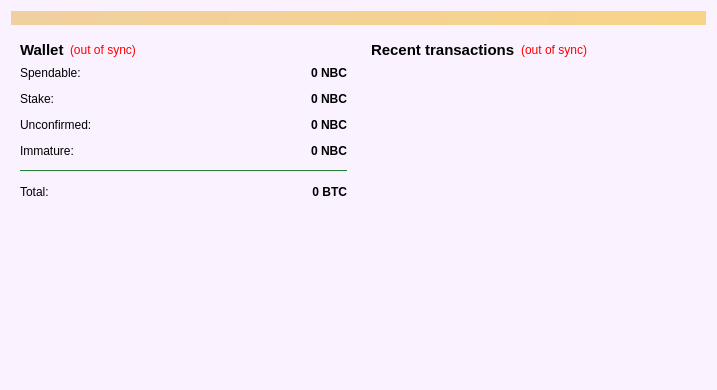
Qt form src/qt/forms/overviewpage.ui (nexbitproject/nexbit) before a commit.
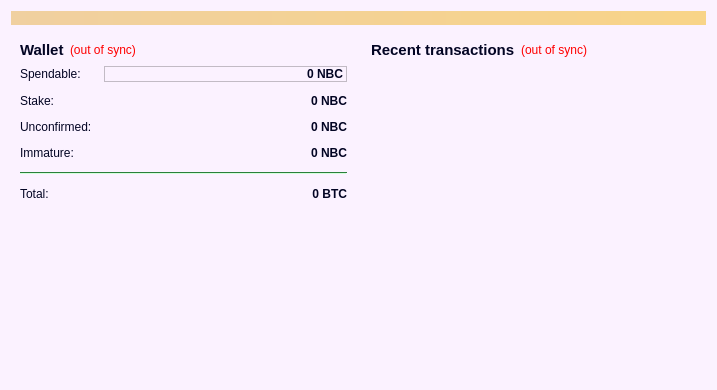
The same form after that commit. Icons and pictures are not drawn.

Patch:
```diff
--- a/src/qt/forms/overviewpage.ui
+++ b/src/qt/forms/overviewpage.ui
@@ -19,9 +19,9 @@
      <colorrole role="WindowText">
       <brush brushstyle="SolidPattern">
        <color alpha="255">
-        <red>0</red>
-        <green>0</green>
-        <blue>0</blue>
+        <red>2</red>
+        <green>4</green>
+        <blue>35</blue>
        </color>
       </brush>
      </colorrole>
@@ -46,54 +46,54 @@
      <colorrole role="Midlight">
       <brush brushstyle="SolidPattern">
        <color alpha="255">
-        <red>149</red>
-        <green>255</green>
-        <blue>170</blue>
+        <red>28</red>
+        <green>222</green>
+        <blue>109</blue>
        </color>
       </brush>
      </colorrole>
      <colorrole role="Dark">
       <brush brushstyle="SolidPattern">
        <color alpha="255">
-        <red>42</red>
-        <green>127</green>
-        <blue>59</blue>
+        <red>28</red>
+        <green>222</green>
+        <blue>109</blue>
        </color>
       </brush>
      </colorrole>
      <colorrole role="Mid">
       <brush brushstyle="SolidPattern">
        <color alpha="255">
-        <red>56</red>
-        <green>170</green>
-        <blue>79</blue>
+        <red>28</red>
+        <green>222</green>
+        <blue>109</blue>
        </color>
       </brush>
      </colorrole>
      <colorrole role="Text">
       <brush brushstyle="SolidPattern">
        <color alpha="255">
-        <red>0</red>
-        <green>0</green>
-        <blue>0</blue>
+        <red>2</red>
+        <green>4</green>
+        <blue>35</blue>
        </color>
       </brush>
      </colorrole>
      <colorrole role="BrightText">
       <brush brushstyle="SolidPattern">
        <color alpha="255">
-        <red>255</red>
-        <green>255</green>
-        <blue>255</blue>
+        <red>2</red>
+        <green>4</green>
+        <blue>35</blue>
        </color>
       </brush>
      </colorrole>
      <colorrole role="ButtonText">
       <brush brushstyle="SolidPattern">
        <color alpha="255">
-        <red>0</red>
-        <green>0</green>
-        <blue>0</blue>
+        <red>2</red>
+        <green>4</green>
+        <blue>35</blue>
        </color>
       </brush>
      </colorrole>
@@ -118,9 +118,9 @@
      <colorrole role="Shadow">
       <brush brushstyle="SolidPattern">
        <color alpha="255">
-        <red>0</red>
-        <green>0</green>
-        <blue>0</blue>
+        <red>28</red>
+        <green>222</green>
+        <blue>109</blue>
        </color>
       </brush>
      </colorrole>
@@ -145,8 +145,8 @@
      <colorrole role="ToolTipText">
       <brush brushstyle="SolidPattern">
        <color alpha="255">
-        <red>0</red>
-        <green>0</green>
+        <red>255</red>
+        <green>170</green>
         <blue>0</blue>
        </color>
       </brush>
@@ -154,8 +154,8 @@
      <colorrole role="PlaceholderText">
       <brush brushstyle="SolidPattern">
        <color alpha="128">
-        <red>0</red>
-        <green>0</green>
+        <red>255</red>
+        <green>170</green>
         <blue>0</blue>
        </color>
       </brush>
@@ -165,9 +165,9 @@
      <colorrole role="WindowText">
       <brush brushstyle="SolidPattern">
        <color alpha="255">
-        <red>0</red>
-        <green>0</green>
-        <blue>0</blue>
+        <red>2</red>
+        <green>4</green>
+        <blue>35</blue>
        </color>
       </brush>
      </colorrole>
@@ -219,27 +219,27 @@
      <colorrole role="Text">
       <brush brushstyle="SolidPattern">
        <color alpha="255">
-        <red>0</red>
-        <green>0</green>
-        <blue>0</blue>
+        <red>2</red>
+        <green>4</green>
+        <blue>35</blue>
        </color>
       </brush>
      </colorrole>
      <colorrole role="BrightText">
       <brush brushstyle="SolidPattern">
        <color alpha="255">
-        <red>255</red>
-        <green>255</green>
-        <blue>255</blue>
+        <red>2</red>
+        <green>4</green>
+        <blue>35</blue>
        </color>
       </brush>
      </colorrole>
      <colorrole role="ButtonText">
       <brush brushstyle="SolidPattern">
        <color alpha="255">
-        <red>0</red>
-        <green>0</green>
-        <blue>0</blue>
+        <red>2</red>
+        <green>4</green>
+        <blue>35</blue>
        </color>
       </brush>
      </colorrole>
@@ -264,9 +264,9 @@
      <colorrole role="Shadow">
       <brush brushstyle="SolidPattern">
        <color alpha="255">
-        <red>0</red>
-        <green>0</green>
-        <blue>0</blue>
+        <red>10</red>
+        <green>255</green>
+        <blue>79</blue>
        </color>
       </brush>
      </colorrole>
@@ -291,8 +291,8 @@
      <colorrole role="ToolTipText">
       <brush brushstyle="SolidPattern">
        <color alpha="255">
-        <red>0</red>
-        <green>0</green>
+        <red>255</red>
+        <green>170</green>
         <blue>0</blue>
        </color>
       </brush>
@@ -300,8 +300,8 @@
      <colorrole role="PlaceholderText">
       <brush brushstyle="SolidPattern">
        <color alpha="128">
-        <red>0</red>
-        <green>0</green>
+        <red>255</red>
+        <green>170</green>
         <blue>0</blue>
        </color>
       </brush>
@@ -374,9 +374,9 @@
      <colorrole role="BrightText">
       <brush brushstyle="SolidPattern">
        <color alpha="255">
-        <red>255</red>
-        <green>255</green>
-        <blue>255</blue>
+        <red>2</red>
+        <green>4</green>
+        <blue>35</blue>
        </color>
       </brush>
      </colorrole>
@@ -410,9 +410,9 @@
      <colorrole role="Shadow">
       <brush brushstyle="SolidPattern">
        <color alpha="255">
-        <red>0</red>
-        <green>0</green>
-        <blue>0</blue>
+        <red>10</red>
+        <green>255</green>
+        <blue>79</blue>
        </color>
       </brush>
      </colorrole>
@@ -437,8 +437,8 @@
      <colorrole role="ToolTipText">
       <brush brushstyle="SolidPattern">
        <color alpha="255">
-        <red>0</red>
-        <green>0</green>
+        <red>255</red>
+        <green>170</green>
         <blue>0</blue>
        </color>
       </brush>
@@ -446,8 +446,8 @@
      <colorrole role="PlaceholderText">
       <brush brushstyle="SolidPattern">
        <color alpha="128">
-        <red>0</red>
-        <green>0</green>
+        <red>255</red>
+        <green>170</green>
         <blue>0</blue>
        </color>
       </brush>
@@ -572,12 +572,21 @@
               <property name="toolTip">
                <string>Your current spendable balance</string>
               </property>
+              <property name="frameShape">
+               <enum>QFrame::StyledPanel</enum>
+              </property>
+              <property name="frameShadow">
+               <enum>QFrame::Raised</enum>
+              </property>
               <property name="text">
                <string notr="true">0 NBC</string>
               </property>
               <property name="alignment">
                <set>Qt::AlignRight|Qt::AlignTrailing|Qt::AlignVCenter</set>
               </property>
+              <property name="wordWrap">
+               <bool>true</bool>
+              </property>
               <property name="textInteractionFlags">
                <set>Qt::LinksAccessibleByMouse|Qt::TextSelectableByKeyboard|Qt::TextSelectableByMouse</set>
               </property>
```
Left out of the diff: 445 changed lines with no effect on the pictures.
